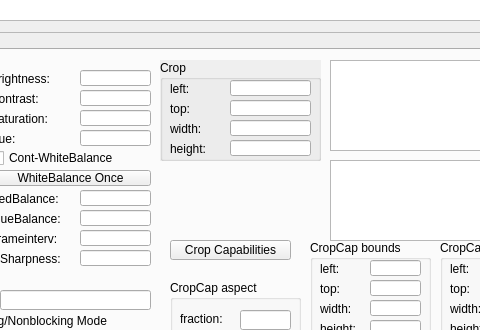
Qt form Source/res/v4l2test.ui (alliedvision/V4L2Viewer) before a commit; both pictures show x 650 to 1130 and y 325 to 655 of the 1224 by 820 pixel window.
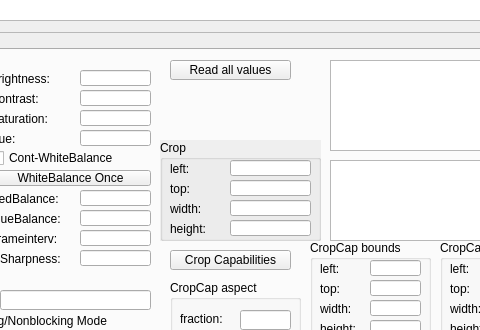
The same form after that commit. Icons and pictures are not drawn.

Commit message: 1.15 Reset all Values button added to avoid close and open device for updated values

Diff of the .ui file:
```diff
--- a/Source/res/v4l2test.ui
+++ b/Source/res/v4l2test.ui
@@ -1047,7 +1047,7 @@
           <property name="geometry">
            <rect>
             <x>370</x>
-            <y>10</y>
+            <y>90</y>
             <width>161</width>
             <height>101</height>
            </rect>
@@ -1368,7 +1368,7 @@
           <property name="geometry">
            <rect>
             <x>380</x>
-            <y>190</y>
+            <y>200</y>
             <width>121</width>
             <height>20</height>
            </rect>
@@ -1413,6 +1413,19 @@
            </property>
           </widget>
          </widget>
+         <widget class="QPushButton" name="m_butReadValues">
+          <property name="geometry">
+           <rect>
+            <x>380</x>
+            <y>10</y>
+            <width>121</width>
+            <height>20</height>
+           </rect>
+          </property>
+          <property name="text">
+           <string>Read all values</string>
+          </property>
+         </widget>
         </widget>
         <widget class="QWidget" name="m_DirectRegisterAccessTab">
          <attribute name="title">
```
The commit also changes 2 other files.
